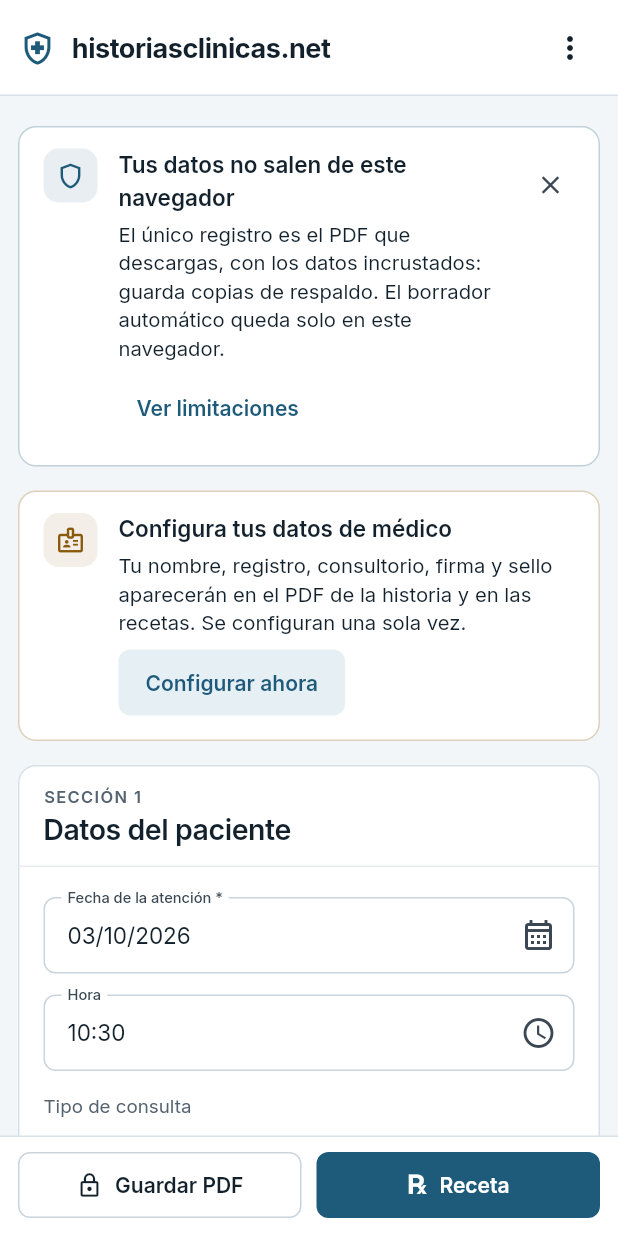
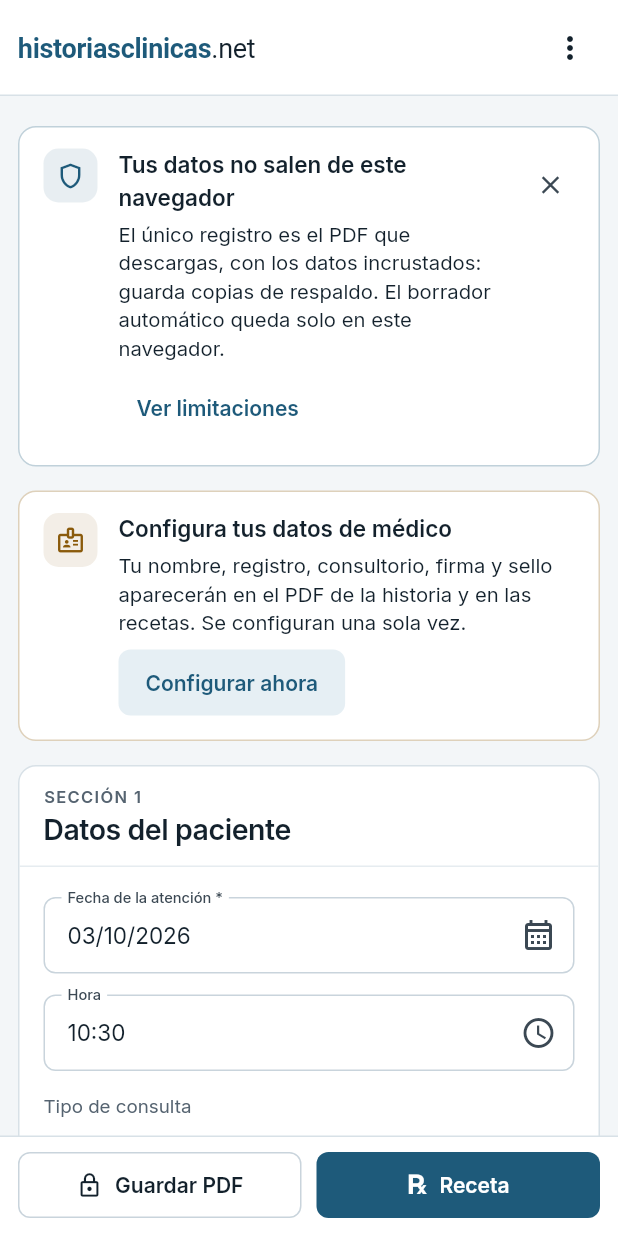
Before and after one commit to sp110000/historiasclinicas_net, a Flutter app: the screen it shows after launch, on a phone screen of 412 x 824 dp. Run offline on Flutter 3.47's test engine with Material 3 defaults, Android fonts, the phone set to English and light mode, and no system bars; our stand-ins replace flutter_riverpod, go_router, pdf, printing, shared_preferences, web; missing offline and left inert: dart:js_interop; project files that could hold a hidden picture were left out.

Commit message:
feat(diseño): historia con wordmark, franja del paciente y lista sellada
- Barra superior: wordmark «historiasclinicas.net» sin ícono; los
  botones ℞ toman el primario del tema.
- Franja del paciente bajo la barra (nombre, documento, edad y alergias)
  con la barra de progreso de 3 px debajo. Las alergias van en ámbar con
  ⚠; «Niega alergias conocidas», en un chip neutro. En móvil el chip se
  recorta para que el nombre tenga prioridad.
- Historia abierta: las secciones 1 a 10 van en una sola tarjeta con filas
  desplegables (mismo _desplegadas/alAlternar); evoluciones sigue aparte.
- Tests de la franja: datos, alergias negadas, sin paciente y 320 px.

Co-Authored-By: Claude Opus 5.5 <noreply@anthropic.com>
Claude-Session: https://claude.ai/code/session_019iNnJinNtJwrCs5fSb8Xmp

```diff
--- a/lib/features/historia/historia_page.dart
+++ b/lib/features/historia/historia_page.dart
@@ -28,6 +28,7 @@ import 'secciones/formularios_clinicos.dart';
 import 'secciones/seccion_evoluciones.dart';
 import 'widgets/avisos.dart';
 import 'widgets/dialogos.dart';
+import 'widgets/franja_paciente.dart';
 import 'widgets/iconos.dart';
 import 'widgets/indice_secciones.dart';
 
@@ -36,6 +37,12 @@ const _anchoEscritorio = 1180.0;
 
 /// Por debajo de este ancho las acciones van en una barra inferior.
 const _anchoMovil = 700.0;
+
+/// Secciones que una historia abierta muestra selladas, en una sola tarjeta.
+final _selladas = [
+  for (final s in SeccionHistoria.values)
+    if (s != SeccionHistoria.evoluciones) s,
+];
 
 class HistoriaPage extends ConsumerStatefulWidget {
   const HistoriaPage({super.key});
@@ -490,7 +497,38 @@ class _HistoriaPageState extends ConsumerState<HistoriaPage> {
                     const AvisoPrivacidad(),
                     if (!estado.abierta) const AvisoMedicoSinConfigurar(),
                     if (estado.abierta) AvisoHistoriaAbierta(estado: estado),
+                    // En una historia abierta, las secciones selladas (1 a
+                    // 10) van en una sola tarjeta con filas desplegables; las
+                    // evoluciones siguen aparte.
+                    if (estado.abierta)
+                      Padding(
+                        padding: const EdgeInsets.only(bottom: 16),
+                        child: Container(
+                          clipBehavior: Clip.antiAlias,
+                          decoration: BoxDecoration(
+                            color: ColoresMarca.bloqueado,
+                            borderRadius: RadiosMarca.tarjeta,
+                            border: Border.all(color: ColoresMarca.borde),
+                          ),
+                          child: Column(
+                            crossAxisAlignment: CrossAxisAlignment.stretch,
+                            children: [
+                              for (final (i, s) in _selladas.indexed) ...[
+                                if (i > 0) const Divider(height: 1),
+                                KeyedSubtree(
+                                  key: _claves[s],
+                                  child: KeyedSubtree(
+                                    key: ValueKey(estado.versionFormulario),
+                                    child: _tarjeta(s, estado),
+                                  ),
+                                ),
+                              ],
+                            ],
+                          ),
+                        ),
+                      ),
                     for (final s in SeccionHistoria.values)
+                      if (!estado.abierta || !_selladas.contains(s))
                         Padding(
                           key: _claves[s],
                           padding: const EdgeInsets.only(bottom: 16),
@@ -559,6 +597,7 @@ class _HistoriaPageState extends ConsumerState<HistoriaPage> {
         titulo: titulo,
         icono: iconoSeccion(s),
         bloqueada: true,
+        enLista: true,
         plegada: plegada,
         resumen: resumenSeccion(s, h, medico: estado.medicoDeLaHistoria),
         insignia: InsigniaSeccion.soloLectura,
@@ -680,17 +719,30 @@ class _HistoriaPageState extends ConsumerState<HistoriaPage> {
       toolbarHeight: 64,
       title: Row(
         children: [
-          const Icon(
-            Icons.health_and_safety_outlined,
+          // Wordmark tipográfico, sin ícono.
+          const Flexible(
+            child: Text.rich(
+              TextSpan(
+                children: [
+                  TextSpan(
+                    text: 'historiasclinicas',
+                    style: TextStyle(
+                      fontWeight: FontWeight.w700,
                       color: ColoresMarca.primario,
-            size: 26,
                     ),
-          const SizedBox(width: 10),
-          const Flexible(
-            child: Text(
-              'historiasclinicas.net',
+                  ),
+                  TextSpan(
+                    text: '.net',
+                    style: TextStyle(
+                      fontWeight: FontWeight.w400,
+                      color: ColoresMarca.tinta,
+                    ),
+                  ),
+                ],
+              ),
+              semanticsLabel: 'historiasclinicas.net',
               overflow: TextOverflow.ellipsis,
-              style: TextStyle(fontWeight: FontWeight.w700, fontSize: 18),
+              style: TextStyle(fontSize: 18, letterSpacing: -0.2),
             ),
           ),
           if (ancho >= 1000) ...[
@@ -703,12 +755,7 @@ class _HistoriaPageState extends ConsumerState<HistoriaPage> {
           ],
         ],
       ),
-      bottom: _ocupado
-          ? const PreferredSize(
-              preferredSize: Size.fromHeight(3),
-              child: LinearProgressIndicator(minHeight: 3),
-            )
-          : null,
+      bottom: franjaPaciente(estado.historia, ocupado: _ocupado, movil: movil),
       actions: [
         if (!movil) ...[
           accionTexto(
@@ -731,9 +778,6 @@ class _HistoriaPageState extends ConsumerState<HistoriaPage> {
           guardarPdf,
           const SizedBox(width: 10),
           FilledButton.icon(
-            style: FilledButton.styleFrom(
-              backgroundColor: ColoresMarca.secundario,
-            ),
             onPressed: _formularReceta,
             icon: const Text(
               '℞',
@@ -782,9 +826,6 @@ class _HistoriaPageState extends ConsumerState<HistoriaPage> {
             const SizedBox(width: 10),
             Expanded(
               child: FilledButton.icon(
-                style: FilledButton.styleFrom(
-                  backgroundColor: ColoresMarca.secundario,
-                ),
                 onPressed: _formularReceta,
                 icon: const Text(
                   '℞',
```
Also changed, not shown: lib/features/historia/widgets/franja_paciente.dart (added, +176 -0 lines), 1 other file. Lines whose indentation alone changed are shown as unchanged.
